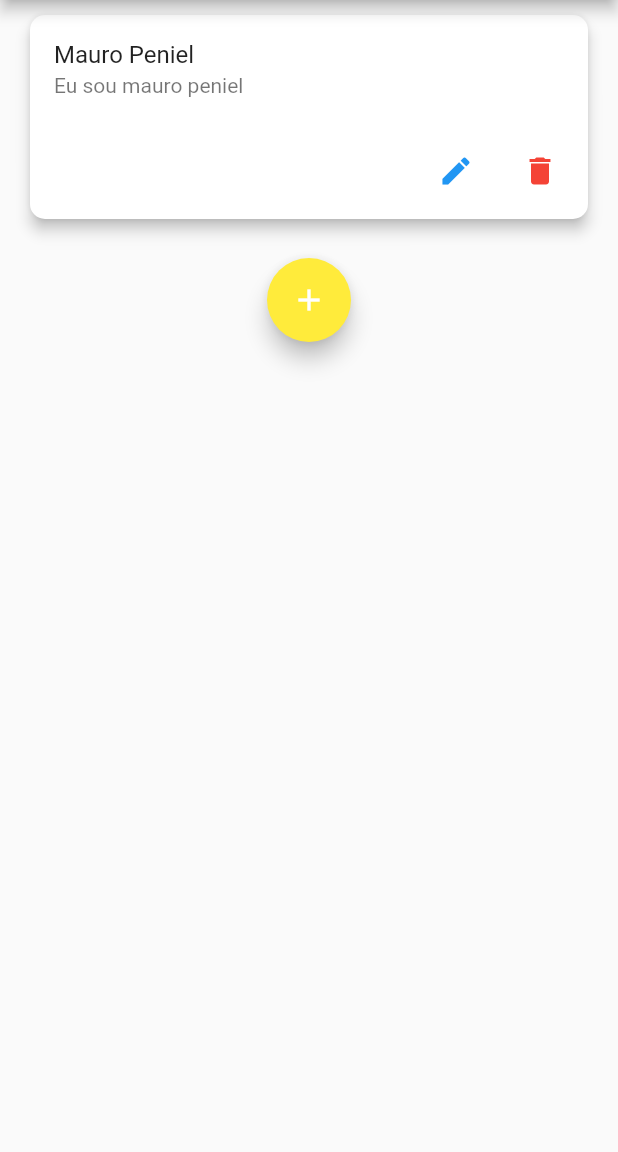
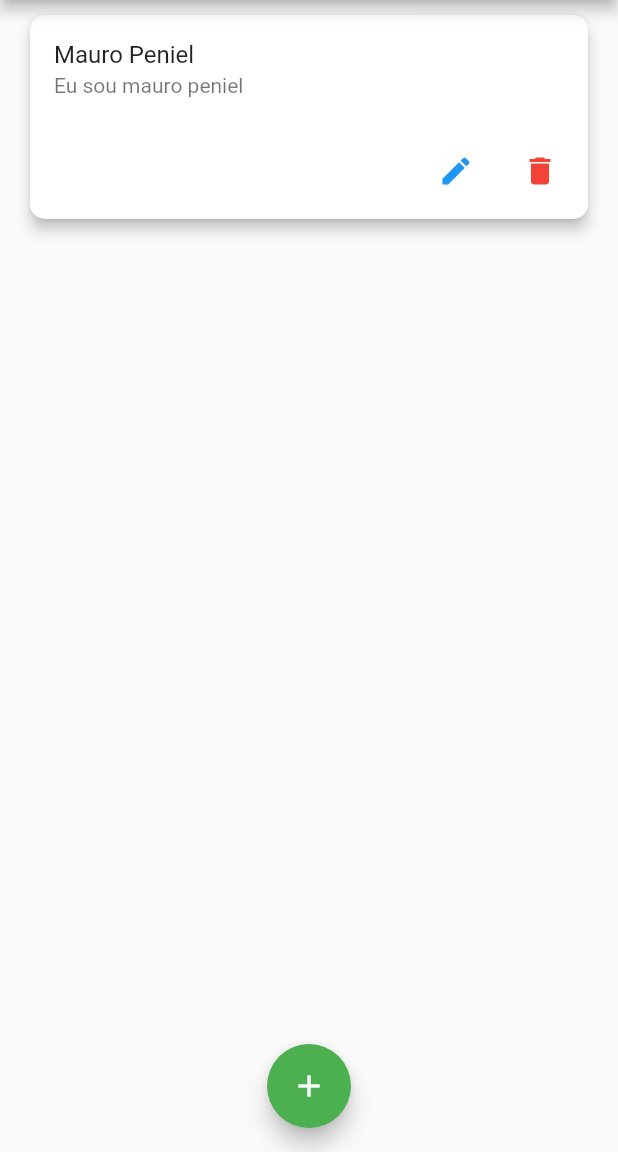
Before and after one commit to restenPiz/Event_app, a Flutter app: the screen it shows after launch, on a phone screen of 412 x 824 dp, the part 84-1236 px from its top. Run offline on Flutter 3.47's test engine with Material 2 defaults, Android fonts, the phone set to English and light mode, and no system bars.

Commit message:
Changing some few things in the floatingActionButton

```diff
--- a/event_app/lib/screens/index.dart
+++ b/event_app/lib/screens/index.dart
@@ -60,17 +60,17 @@ class index extends StatelessWidget {
                   ],
                 ),
               ),
-              SizedBox(height: 16),
-              FloatingActionButton(
-                onPressed: () {
-                  // Lógica do botão flutuante
-                },
-                child: Icon(Icons.add),
-                backgroundColor: Colors.yellow,
-              ),
             ],
           ),
         ),
+        floatingActionButton: FloatingActionButton(
+          onPressed: () {
+            // Lógica do botão flutuante
+          },
+          child: Icon(Icons.add),
+          backgroundColor: Colors.green,
+        ),
+        floatingActionButtonLocation: FloatingActionButtonLocation.centerFloat,
       ),
     );
   }
```
